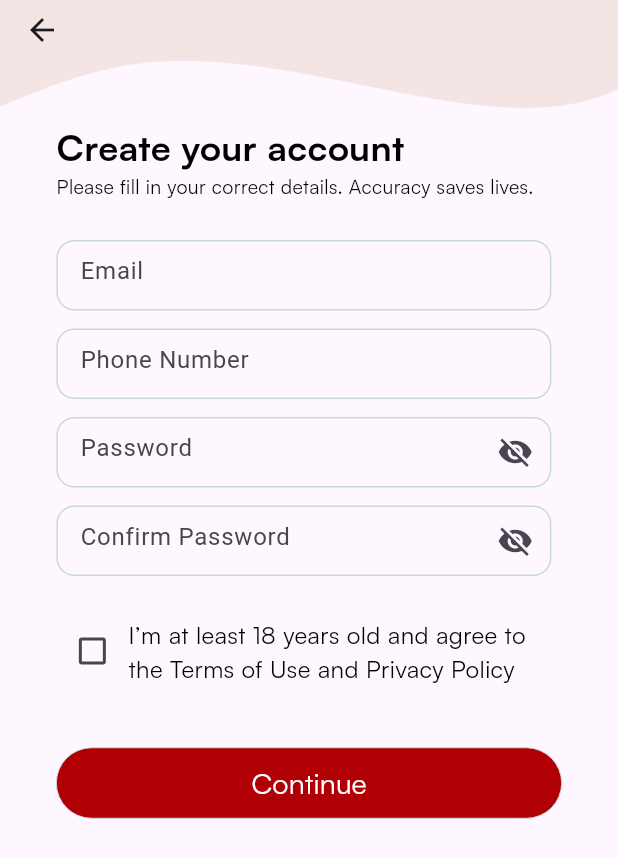
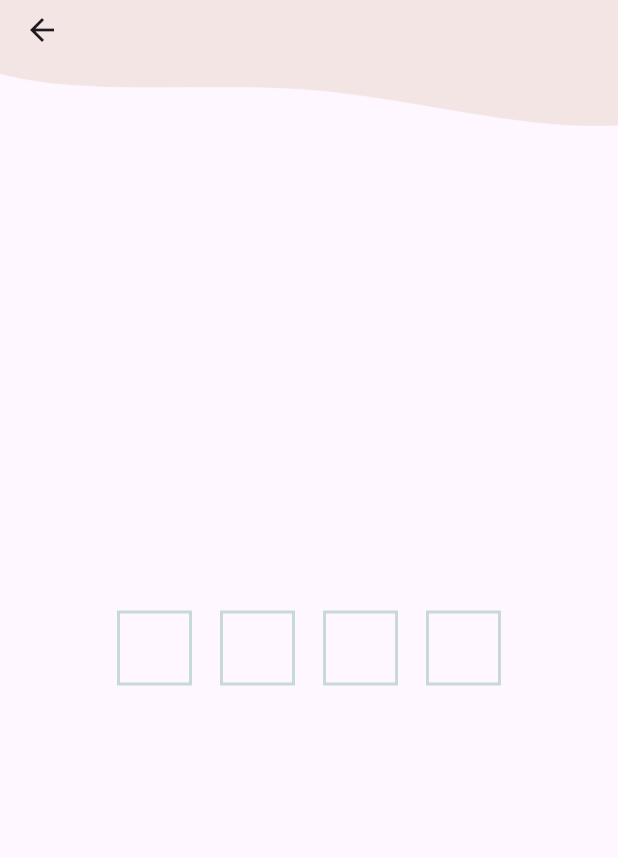
Before and after one commit to raji2004/life_line, a Flutter app: the CreateAccountPage screen opened directly, after a tap on "Continue", on a phone screen of 412 x 824 dp. Shown: the top 858 px of the screen. Run offline on Flutter 3.47's test engine with Material 2 defaults, Android fonts, the light colour scheme and no system bars; drawn by our look-alikes of pin_code_fields; our stand-ins replace card_swiper, flutter_spinkit.

Commit message:
done with new widget

```diff
--- a/lib/main.dart
+++ b/lib/main.dart
@@ -18,7 +18,7 @@ class MyApp extends StatelessWidget {
       title: 'Flutter Demo',
       theme: ThemeData(
         useMaterial3: true,
-        fontFamily: "Zodiak"
+        fontFamily: "Satoshi"
       ),
       home: const MySplashPage(),
       debugShowCheckedModeBanner: false,
--- a/lib/screens/create_account.dart
+++ b/lib/screens/create_account.dart
@@ -1,4 +1,5 @@
 import 'package:flutter/material.dart';
+import 'package:life_line/screens/verification.dart';
 import 'package:life_line/widget/widget.dart';
 
 class CreateAccountPage extends StatelessWidget {
@@ -32,7 +33,7 @@ class CreateAccountPage extends StatelessWidget {
               const SizedBox(height: 20),
               const CheckBox("I’m at least 18 years old and agree to\nthe Terms of Use and Privacy Policy"),
               const SizedBox(height: 40),
-              Button(text: "Continue", onPressed: () {})
+              Button(text: "Continue", onPressed: ()=> Navigator.push(context, MaterialPageRoute(builder: (context)=> const VerificationPage())))
             ],
           ),
         ),
--- a/lib/screens/signin_options.dart
+++ b/lib/screens/signin_options.dart
@@ -1,5 +1,7 @@
 import 'package:flutter/material.dart';
 import 'package:life_line/widget/widget.dart';
+import 'package:life_line/utils/utils.dart';
+
 
 class SigninOption extends StatelessWidget {
   const SigninOption({super.key});
@@ -7,7 +9,7 @@ class SigninOption extends StatelessWidget {
   @override
   Widget build(BuildContext context) {
     return const Scaffold(
-      backgroundColor: Color(0xffF4E5E5),
+      backgroundColor: AppColors.backgroundColor,
       body: LowerCard(
         child: BottomContent(),
       ),
--- /dev/null
+++ b/lib/screens/verification.dart
@@ -0,0 +1,19 @@
+import 'package:flutter/material.dart';
+import 'package:life_line/widget/widget.dart';
+import 'package:pin_code_fields/pin_code_fields.dart';
+
+class VerificationPage extends StatelessWidget {
+  const VerificationPage({super.key});
+  @override
+  Widget build(BuildContext context) {
+    return  const Scaffold(
+      appBar:  MyAppBar(
+        image: AssetImage('assets/background/bg3.png'),
+        scaleY: 1.5,
+      ),
+      body: Center(
+        child: PinCodeBar(),
+      ),
+    );
+  }
+}
--- a/lib/widget/check_box.dart
+++ b/lib/widget/check_box.dart
@@ -1,5 +1,6 @@
 import 'package:flutter/material.dart';
 import 'package:life_line/widget/widget.dart';
+import 'package:life_line/utils/utils.dart';
 
 class CheckBox extends StatefulWidget {
   const CheckBox(
@@ -20,6 +21,7 @@ class _CheckBoxState extends State<CheckBox> {
       mainAxisSize: MainAxisSize.min,
       children: [
         Checkbox(
+          checkColor: AppColors.red,
             value: isChecked,
             onChanged: (value) {
               setState(() {
--- a/lib/widget/input_box.dart
+++ b/lib/widget/input_box.dart
@@ -1,5 +1,5 @@
 import 'package:flutter/material.dart';
-
+import 'package:life_line/utils/utils.dart';
 class InputBox extends StatefulWidget {
   const InputBox({
     super.key,
@@ -22,7 +22,7 @@ class InputBox extends StatefulWidget {
 }
 
 class _InputBoxState extends State<InputBox> {
-  var passwordVisibility = false;
+  var passwordVisibility = true;
   @override
   Widget build(BuildContext context) {
     return Padding(
@@ -48,14 +48,14 @@ class _InputBoxState extends State<InputBox> {
             enabledBorder: OutlineInputBorder(
               borderSide: const BorderSide(
                 width: 1,
-                color: Color(0XFFC8D9DE),
+                color: AppColors.offWhite,
               ),
               borderRadius: BorderRadius.circular(widget.borderRadius),
             ),
             focusedBorder: OutlineInputBorder(
               borderSide: const BorderSide(
                 width: 1,
-                color: Color(0XFFC8D9DE),
+                color: AppColors.textColor,
               ),
               borderRadius: BorderRadius.circular(widget.borderRadius),
             ),
--- a/lib/widget/lower_card.dart
+++ b/lib/widget/lower_card.dart
@@ -1,5 +1,7 @@
 import 'package:flutter/material.dart';
 import 'package:life_line/widget/widget.dart';
+import 'package:life_line/utils/utils.dart';
+
 
 class LowerCard extends StatelessWidget {
   const LowerCard({
@@ -19,7 +21,7 @@ class LowerCard extends StatelessWidget {
         child: Container(
           height: screen.height / 2,
           width: screen.width,
-          color: const Color(0xFFFFFFFF),
+          color:  AppColors.offWhite,
           child: child,
         ),
       ),
--- a/lib/widget/onboarding_swipe.dart
+++ b/lib/widget/onboarding_swipe.dart
@@ -1,5 +1,7 @@
 import 'package:flutter/material.dart';
 import 'package:life_line/widget/widget.dart';
+import 'package:life_line/utils/utils.dart';
+
 
 class OnboardingSwipe extends StatelessWidget {
   const OnboardingSwipe({
@@ -57,13 +59,13 @@ class OnboardingSwipe extends StatelessWidget {
                 onPressed: onSkipPressed,
                 child: const MyText(
                   "Skip",
-                  color: Color(0xff2F3132),
+                  color: AppColors.red,
                 )),
             right: TextButton(
                 onPressed: onNextPressed,
                 child: const MyText(
                   "Next",
-                  color: Color(0xffB00005),
+                  color: AppColors.textColor,
                 )),
           )
         ]);
--- /dev/null
+++ b/lib/widget/pin_code_bar.dart
@@ -0,0 +1,39 @@
+import 'package:flutter/material.dart';
+import 'package:pin_code_fields/pin_code_fields.dart';
+import 'package:life_line/utils/utils.dart';
+
+
+class PinCodeBar extends StatelessWidget {
+  const PinCodeBar({
+    super.key,
+  });
+
+  @override
+  Widget build(BuildContext context) {
+    return Padding(
+      padding: const EdgeInsets.symmetric(horizontal: 78.0),
+      child: PinCodeTextField(
+          appContext: context,
+          length: 4, // Set the length of the PIN code
+          onChanged: (value) => debugPrint("Current input: $value"),
+          onCompleted: (value) => debugPrint("Entered PIN: $value"),
+          pinTheme: PinTheme(
+            shape: PinCodeFieldShape.box, // You can also use other shapes like underline or none
+            fieldHeight: 50,
+            fieldWidth: 50,
+            activeFillColor:
+                Colors.white, // Fill color when a digit is entered
+            inactiveFillColor:
+                Colors.grey[200], // Fill color when no digit is entered
+            selectedFillColor:
+                Colors.blue, // Fill color when a digit is selected
+            activeColor:
+                AppColors.offWhite, // Border color when a digit is entered
+            inactiveColor:
+                AppColors.offWhite, // Border color when no digit is entered
+            selectedColor:
+                AppColors.offWhite, // Border color when a digit is selected
+          )),
+    );
+  }
+}
--- a/lib/widget/rectangle.dart
+++ b/lib/widget/rectangle.dart
@@ -1,4 +1,5 @@
 import 'package:flutter/material.dart';
+import 'package:life_line/utils/utils.dart';
 
 class Rectangle extends StatelessWidget {
   const Rectangle({
@@ -15,7 +16,7 @@ class Rectangle extends StatelessWidget {
       width: width,
       height: height,
       decoration: const BoxDecoration(
-        color: Colors.black,
+        color: AppColors.textColor,
         borderRadius: BorderRadius.all(Radius.circular(10.0)),
       ),
     );
--- a/lib/widget/text.dart
+++ b/lib/widget/text.dart
@@ -1,12 +1,15 @@
 import 'package:flutter/material.dart';
+import 'package:life_line/utils/utils.dart';
 
 class MyText extends StatelessWidget {
-  const MyText(this.text,
-      {super.key,
-      this.fontWeight = FontWeight.normal,
-      this.fontSize = 18,
-      this.color = Colors.black,
-      this.fontFamily = "Satoshi"});
+  const MyText(
+    this.text, {
+    super.key,
+    this.fontWeight = FontWeight.normal,
+    this.fontSize = 18,
+    this.color = AppColors.textColor,
+    this.fontFamily = "Satoshi",
+  });
   final String text;
   final FontWeight fontWeight;
   final double fontSize;
--- a/lib/widget/widget.dart
+++ b/lib/widget/widget.dart
@@ -6,3 +6,4 @@ export 'package:life_line/widget/my_app_bar.dart';
 export 'package:life_line/widget/text.dart';
 export 'package:life_line/widget/input_box.dart';
 export 'package:life_line/widget/check_box.dart';
+export 'package:life_line/widget/pin_code_bar.dart';
--- a/pubspec.yaml
+++ b/pubspec.yaml
@@ -40,6 +40,7 @@ dependencies:
   provider: ^6.0.0
   flutter_spinkit: ^5.2.0
   google_fonts: ^2.0.0
+  pin_code_fields: ^8.0.1
 
 
 dev_dependencies:
@@ -69,7 +70,7 @@ flutter:
 
     - family: Zodiak
       fonts:
-        - asset: fonts/Zodiak-Bold.ttf
+        - asset: assets/fonts/Zodiak-Bold.ttf
           weight: 700
 
   assets:
@@ -82,3 +83,4 @@ flutter:
        - assets/icons/apple.png
        - assets/background/bg.png
        - assets/background/bg2.png
+       - assets/background/bg3.png
```
Also changed, not shown: assets/background/bg3.png (added), pubspec.lock.
